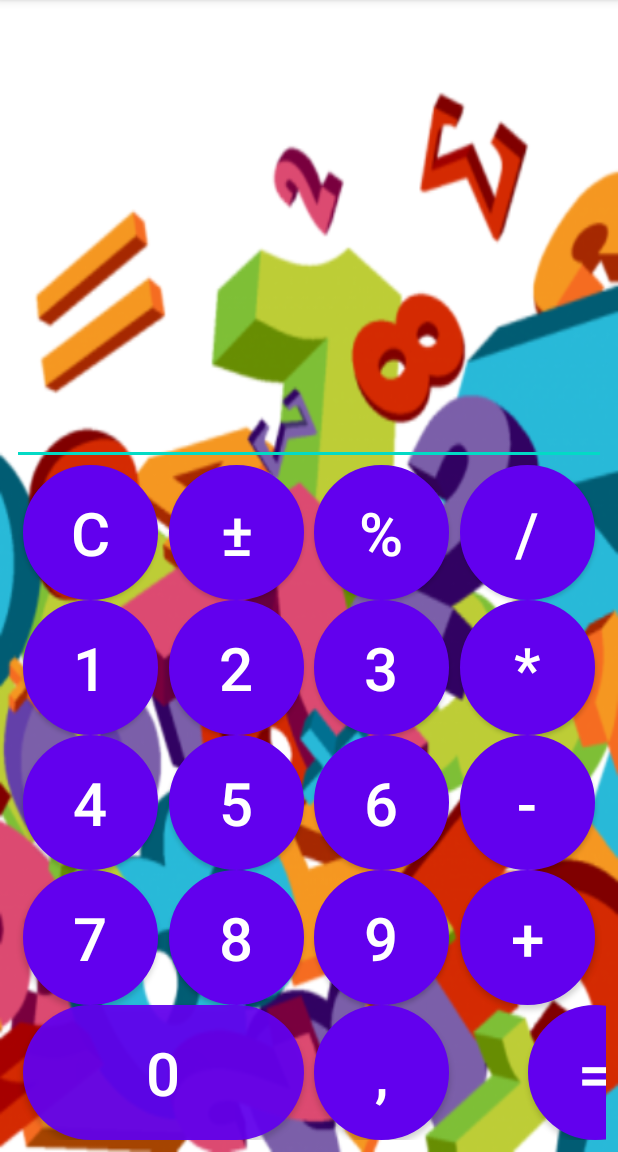
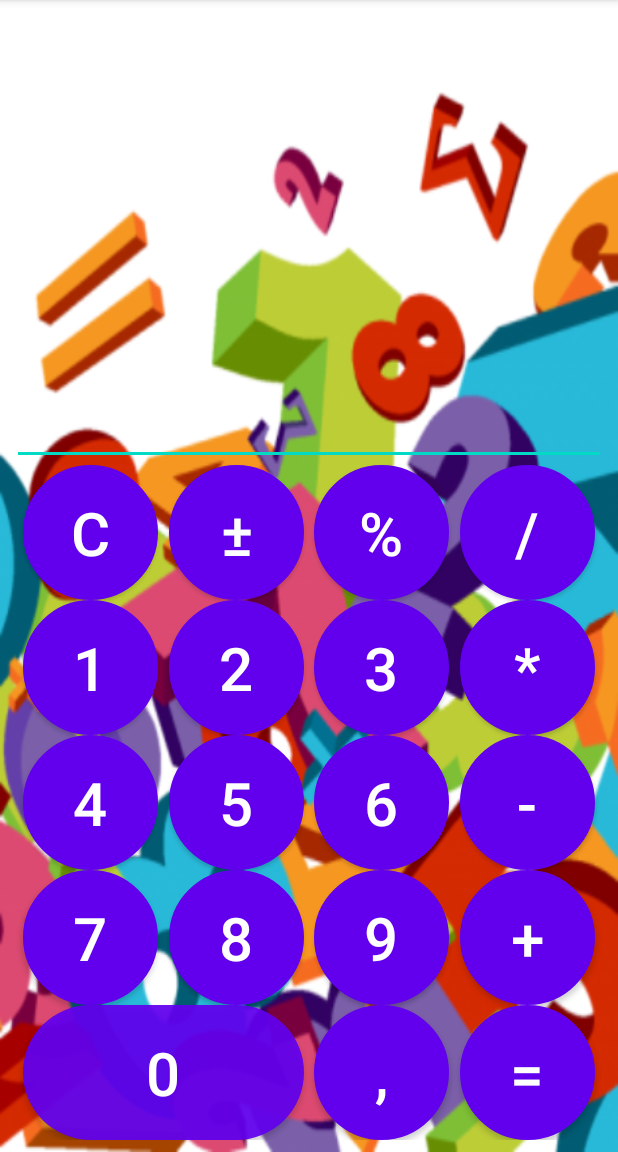
Before and after one commit to YuraYakovlev/MyCalculator, an Android app: the screen it shows after launch (MainActivity), on a phone screen of 412 x 824 dp, the part 84-1236 px from its top. Run offline under Robolectric (Android 15) with nearby library versions, the phone set to English and light mode, and no system bars.

Commit message:
fixed button layout

```diff
--- a/app/src/main/res/layout/activity_main.xml
+++ b/app/src/main/res/layout/activity_main.xml
@@ -228,7 +228,7 @@
         android:textSize="@dimen/btn_text_size"
         app:layout_constraintBottom_toBottomOf="parent"
         app:layout_constraintEnd_toEndOf="@id/btn_plus"
-        app:layout_constraintStart_toEndOf="@id/btn_plus"
+        app:layout_constraintStart_toStartOf="@id/btn_plus"
         app:layout_constraintTop_toBottomOf="@id/btn_plus" />
 
 
```
